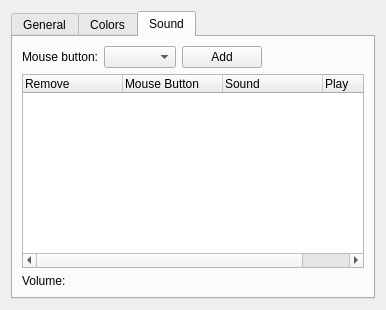
Old version of the form src/config/ui/mouseconfig.ui in the repository hippich/recorditnow.
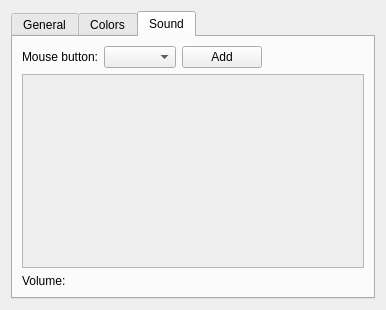
New version of the form. The open tabs and pages were chosen to show the change. Custom widgets are drawn as their Qt base class.

```diff
--- a/src/config/ui/mouseconfig.ui
+++ b/src/config/ui/mouseconfig.ui
@@ -392,66 +392,24 @@
         </layout>
        </item>
        <item>
-        <widget class="QTreeWidget" name="soundTreeWidget">
-         <property name="editTriggers">
-          <set>QAbstractItemView::NoEditTriggers</set>
+        <widget class="QScrollArea" name="scrollArea">
+         <property name="frameShape">
+          <enum>QFrame::StyledPanel</enum>
          </property>
-         <property name="showDropIndicator" stdset="0">
-          <bool>false</bool>
-         </property>
-         <property name="alternatingRowColors">
-          <bool>false</bool>
-         </property>
-         <property name="rootIsDecorated">
-          <bool>false</bool>
-         </property>
-         <property name="uniformRowHeights">
-          <bool>false</bool>
-         </property>
-         <property name="animated">
-          <bool>false</bool>
-         </property>
-         <property name="columnCount">
-          <number>4</number>
-         </property>
-         <attribute name="headerDefaultSectionSize">
-          <number>100</number>
-         </attribute>
-         <attribute name="headerMinimumSectionSize">
-          <number>22</number>
-         </attribute>
-         <attribute name="headerStretchLastSection">
+         <property name="widgetResizable">
           <bool>true</bool>
-         </attribute>
-         <attribute name="headerDefaultSectionSize">
-          <number>100</number>
-         </attribute>
-         <attribute name="headerMinimumSectionSize">
-          <number>22</number>
-         </attribute>
-         <attribute name="headerStretchLastSection">
-          <bool>true</bool>
-         </attribute>
-         <column>
-          <property name="text">
-           <string>Remove</string>
+         </property>
+         <widget class="QWidget" name="scrollAreaWidgetContents">
+          <property name="geometry">
+           <rect>
+            <x>0</x>
+            <y>0</y>
+            <width>356</width>
+            <height>196</height>
+           </rect>
           </property>
-         </column>
-         <column>
-          <property name="text">
-           <string>Mouse Button</string>
-          </property>
-         </column>
-         <column>
-          <property name="text">
-           <string>Sound</string>
-          </property>
-         </column>
-         <column>
-          <property name="text">
-           <string>Play</string>
-          </property>
-         </column>
+          <layout class="QVBoxLayout" name="soundWidgetListLayout"/>
+         </widget>
         </widget>
        </item>
        <item>
```
Left out of the diff: 67 changed lines with no effect on the pictures.
